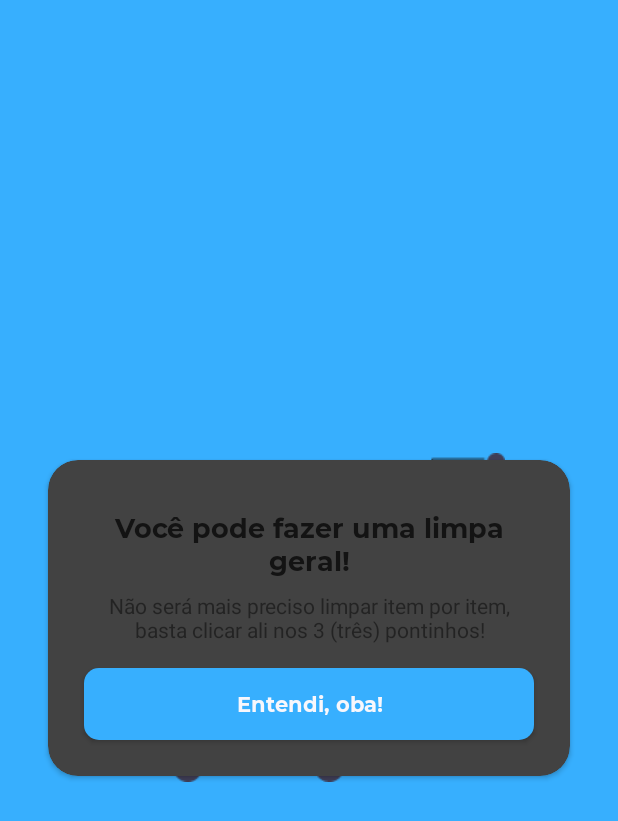
After one commit to Alvarenga-Dev/Marketplace-List, an Android app: the layout dialog_new_feature_item.xml on its own in the app's theme, with its tools: preview values and no code run, on a phone screen of 412 x 824 dp. The commit adds this screen. Shown: the top 821 px of the screen. Run offline under Robolectric (Android 15) with nearby library versions, the phone set to English and light mode, and no system bars.

Commit message:
feat: create dialog alert feature new clear cart; create bottomSheet welcome

```diff
--- a/app/build.gradle
+++ b/app/build.gradle
@@ -17,7 +17,7 @@ android {
         minSdkVersion 23
         targetSdkVersion 30
         versionCode 4
-        versionName "1.0.2"
+        versionName "1.0.2b"
 
         testInstrumentationRunner "androidx.test.runner.AndroidJUnitRunner"
     }
--- a/app/src/main/java/com/alvarengadev/marketplacelist/MainActivity.kt
+++ b/app/src/main/java/com/alvarengadev/marketplacelist/MainActivity.kt
@@ -14,7 +14,6 @@ class MainActivity : AppCompatActivity() {
         super.onCreate(savedInstanceState)
         setTheme(R.style.Theme_MarketplaceList)
         setContentView(R.layout.activity_main)
-        PreferencesManager.initializeInstance(applicationContext)
     }
 
     override fun onConfigurationChanged(newConfig: Configuration) {
--- /dev/null
+++ b/app/src/main/java/com/alvarengadev/marketplacelist/ui/components/bottomsheet/interface/ButtonGotItClickListener.kt
@@ -0,0 +1,5 @@
+package com.alvarengadev.marketplacelist.ui.components.bottomsheet.`interface`
+
+interface ButtonGotItClickListener {
+    fun onClick()
+}
--- a/app/src/main/java/com/alvarengadev/marketplacelist/ui/fragments/cart/adapter/CartAdapter.kt
+++ b/app/src/main/java/com/alvarengadev/marketplacelist/ui/fragments/cart/adapter/CartAdapter.kt
@@ -7,8 +7,8 @@ import androidx.recyclerview.widget.RecyclerView
 import com.alvarengadev.marketplacelist.R
 import com.alvarengadev.marketplacelist.data.models.Item
 import com.alvarengadev.marketplacelist.databinding.ItemCartBinding
-import com.alvarengadev.marketplacelist.ui.fragments.cart.dialog.DeleteItemDialog
-import com.alvarengadev.marketplacelist.ui.fragments.cart.dialog.DeleteItemInterface
+import com.alvarengadev.marketplacelist.ui.fragments.cart.dialog.delete.DeleteItemDialog
+import com.alvarengadev.marketplacelist.ui.fragments.cart.dialog.delete.DeleteItemInterface
 import com.alvarengadev.marketplacelist.utils.TextFormatter
 
 class CartAdapter(
--- a/app/src/main/java/com/alvarengadev/marketplacelist/ui/fragments/cart/dialog/DeleteItemDialog.kt
+++ b/app/src/main/java/com/alvarengadev/marketplacelist/ui/fragments/cart/dialog/delete/DeleteItemDialog.kt
@@ -1,4 +1,4 @@
-package com.alvarengadev.marketplacelist.ui.fragments.cart.dialog
+package com.alvarengadev.marketplacelist.ui.fragments.cart.dialog.delete
 
 import android.app.AlertDialog
 import android.app.Dialog
--- a/app/src/main/java/com/alvarengadev/marketplacelist/ui/fragments/cart/dialog/DeleteItemInterface.kt
+++ b/app/src/main/java/com/alvarengadev/marketplacelist/ui/fragments/cart/dialog/delete/DeleteItemInterface.kt
@@ -1,4 +1,4 @@
-package com.alvarengadev.marketplacelist.ui.fragments.cart.dialog
+package com.alvarengadev.marketplacelist.ui.fragments.cart.dialog.delete
 
 import com.alvarengadev.marketplacelist.data.models.Item
 
--- a/app/src/main/java/com/alvarengadev/marketplacelist/ui/fragments/cart/dialog/DeleteItemViewModel.kt
+++ b/app/src/main/java/com/alvarengadev/marketplacelist/ui/fragments/cart/dialog/delete/DeleteItemViewModel.kt
@@ -1,4 +1,4 @@
-package com.alvarengadev.marketplacelist.ui.fragments.cart.dialog
+package com.alvarengadev.marketplacelist.ui.fragments.cart.dialog.delete
 
 import androidx.lifecycle.LiveData
 import androidx.lifecycle.MutableLiveData
--- a/app/src/main/java/com/alvarengadev/marketplacelist/utils/Constants.kt
+++ b/app/src/main/java/com/alvarengadev/marketplacelist/utils/Constants.kt
@@ -11,7 +11,9 @@ class Constants {
         const val LIGHT_MODE = "light"
         const val DARK_MODE = "dark"
 
+        const val BOTTOM_SHEET_WELCOME = "BOTTOM_SHEET_WELCOME"
         const val DIALOG_CURRENCY = "DIALOG_CURRENCY"
+        const val DIALOG_FEATURE_CLEAR_CART = "DIALOG_FEATURE_CLEAR_CART"
 
         const val CURRENCY_BR = "CURRENCY_BR"
         const val CURRENCY_EN = "CURRENCY_EN"
--- /dev/null
+++ b/app/src/main/res/layout/dialog_new_feature_item.xml
@@ -0,0 +1,64 @@
+<?xml version="1.0" encoding="utf-8"?>
+<LinearLayout xmlns:android="http://schemas.android.com/apk/res/android"
+    xmlns:app="http://schemas.android.com/apk/res-auto"
+    xmlns:tools="http://schemas.android.com/tools"
+    android:layout_width="match_parent"
+    android:layout_height="match_parent"
+    android:background="@android:color/transparent">
+
+    <androidx.cardview.widget.CardView
+        android:layout_width="match_parent"
+        android:layout_height="wrap_content"
+        android:layout_gravity="center"
+        android:layout_marginStart="32dp"
+        android:layout_marginEnd="32dp"
+        app:cardCornerRadius="@dimen/cornerRadiusBackground">
+
+        <androidx.constraintlayout.widget.ConstraintLayout
+            android:layout_width="match_parent"
+            android:layout_height="wrap_content">
+
+            <TextView
+                android:id="@+id/tvTitleDialogFeature"
+                style="@style/TitleStyle"
+                android:layout_width="0dp"
+                android:layout_height="wrap_content"
+                android:layout_marginStart="24dp"
+                android:layout_marginTop="32dp"
+                android:layout_marginEnd="24dp"
+                android:textAlignment="center"
+                app:layout_constraintEnd_toEndOf="parent"
+                app:layout_constraintStart_toStartOf="parent"
+                app:layout_constraintTop_toTopOf="parent"
+                tools:text="Você pode fazer uma limpa geral!" />
+
+            <TextView
+                android:id="@+id/tvDescriptionDialogFeature"
+                style="@style/SmallTextStyle"
+                android:layout_width="0dp"
+                android:layout_height="wrap_content"
+                android:layout_marginTop="@dimen/marginOrPadding8dp"
+                android:textAlignment="center"
+                android:textSize="@dimen/normalText"
+                app:layout_constraintEnd_toEndOf="@+id/tvTitleDialogFeature"
+                app:layout_constraintStart_toStartOf="@+id/tvTitleDialogFeature"
+                app:layout_constraintTop_toBottomOf="@+id/tvTitleDialogFeature"
+                tools:text="Não será mais preciso limpar item por item, basta clicar ali nos 3 (três) pontinhos!" />
+
+            <Button
+                android:id="@+id/btnDialogFeature"
+                style="@style/ButtonDefaultStyle"
+                android:layout_width="0dp"
+                android:layout_height="wrap_content"
+                android:layout_marginTop="@dimen/marginOrPaddingDefault"
+                android:layout_marginBottom="@dimen/marginOrPadding24dp"
+                tools:text="Entendi, oba!"
+                app:layout_constraintBottom_toBottomOf="parent"
+                app:layout_constraintEnd_toEndOf="@+id/tvTitleDialogFeature"
+                app:layout_constraintStart_toStartOf="@+id/tvTitleDialogFeature"
+                app:layout_constraintTop_toBottomOf="@+id/tvDescriptionDialogFeature" />
+
+        </androidx.constraintlayout.widget.ConstraintLayout>
+
+    </androidx.cardview.widget.CardView>
+</LinearLayout>
--- a/app/src/main/res/values/strings.xml
+++ b/app/src/main/res/values/strings.xml
@@ -65,4 +65,10 @@
     <string name="title_value_item">Value</string>
 
     <string name="value_default_quantity" translatable="false">1</string>
+    <string name="bottomsheet_onboarding_title_welcome">A thank you message</string>
+    <string name="bottomsheet_onboarding_description_welcome">Thanks for being a part of this, we hope we can help you with your shopping.</string>
+    <string name="dialog_feature_clear_cart_title">You can do a clean sweep!</string>
+    <string name="dialog_feature_clear_cart_description">It will no longer be necessary to clean item by item, just click on the 3 (three) dots there!</string>
+    <string name="bottomsheet_onboarding_button_welcome">Left to use!</string>
+    <string name="dialog_feature_clear_cart_button">Got it, yup!</string>
 </resources>
--- a/app/src/main/res/values/themes.xml
+++ b/app/src/main/res/values/themes.xml
@@ -26,6 +26,11 @@
     <!-- Settings -->
     <style name="SettingsScreenTheme" parent="ThemeOverlay.MaterialComponents.ActionBar">
         <item name="android:statusBarColor" tools:targetApi="l">@color/primary</item>
+    </style>
+
+    <!-- BottomSheet Style -->
+    <style name="BottomSheetWithoutDraggable" parent="Theme.MaterialComponents.Light.BottomSheetDialog">
+        <item name="behavior_draggable">false</item>
     </style>
 
     <!-- Buttons -->
```
Also changed, not shown: app/src/main/java/com/alvarengadev/marketplacelist/ui/components/bottomsheet/BottomSheetOnboarding.kt (added, +45 -0 lines), app/src/main/java/com/alvarengadev/marketplacelist/ui/fragments/cart/CartFragment.kt (+38 -3 lines), app/src/main/java/com/alvarengadev/marketplacelist/ui/fragments/cart/CartViewModel.kt (+8 -0 lines), app/src/main/java/com/alvarengadev/marketplacelist/ui/fragments/cart/dialog/feature/FeatureClearCartDialog.kt (added, +48 -0 lines), app/src/main/java/com/alvarengadev/marketplacelist/utils/PreferencesManager.kt (+18 -0 lines), app/src/main/res/layout/component_bottom_sheet_onboarding.xml (added, +49 -0 lines), 1 other file.
